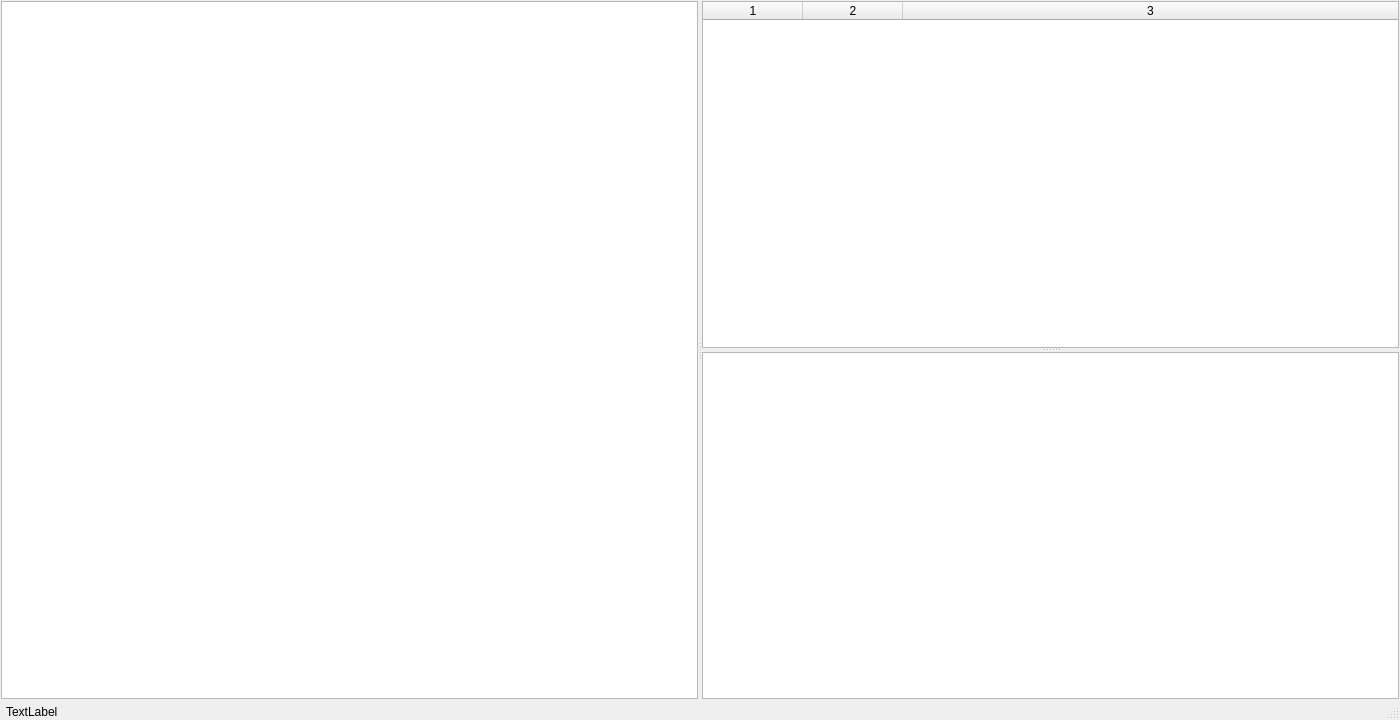
Qt form registryviewer.ui (pjrinaldi/wombatregistry) before a commit.
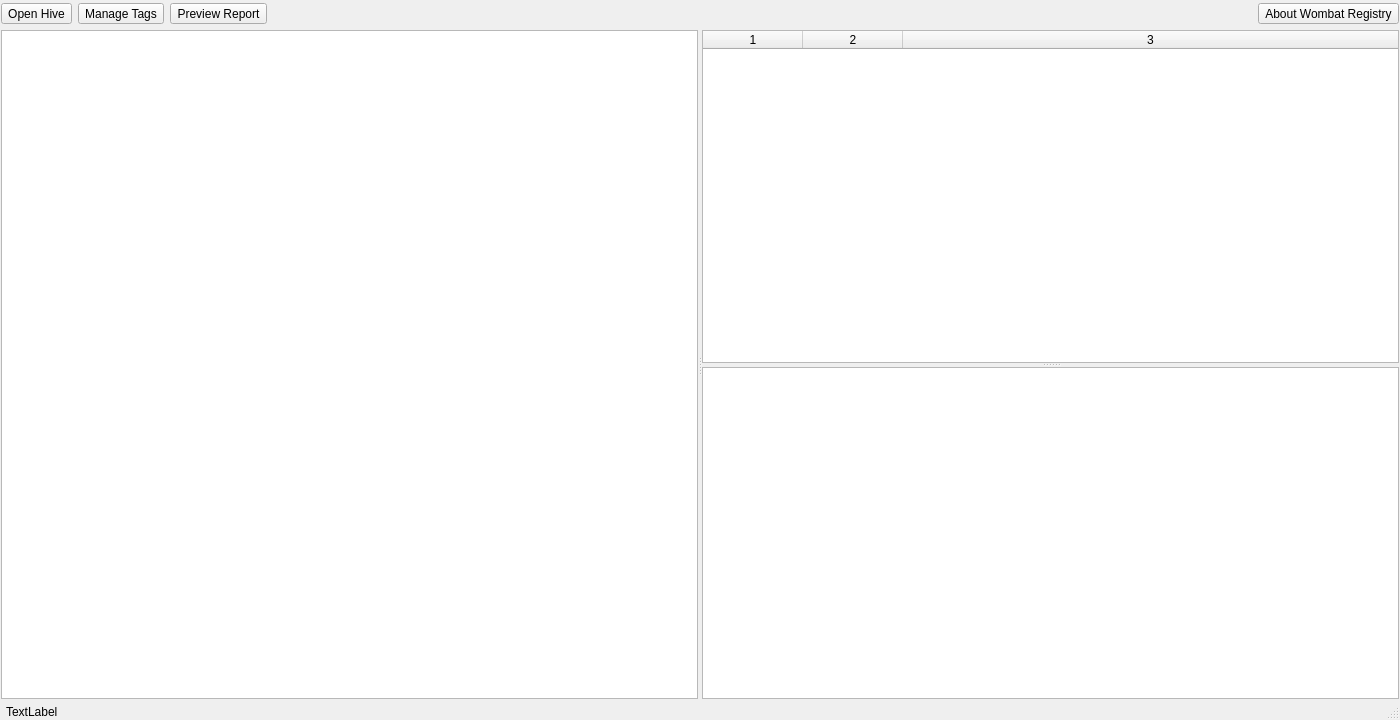
The same form after that commit. Icons and pictures are not drawn.

The edit to the form file:
```diff
--- a/registryviewer.ui
+++ b/registryviewer.ui
@@ -35,6 +35,103 @@
    <property name="bottomMargin">
     <number>1</number>
    </property>
+   <item>
+    <layout class="QHBoxLayout" name="horizontalLayout">
+     <property name="leftMargin">
+      <number>0</number>
+     </property>
+     <property name="topMargin">
+      <number>2</number>
+     </property>
+     <property name="rightMargin">
+      <number>0</number>
+     </property>
+     <property name="bottomMargin">
+      <number>0</number>
+     </property>
+     <item>
+      <widget class="QToolButton" name="openregfile">
+       <property name="text">
+        <string>Open Hive</string>
+       </property>
+       <property name="icon">
+        <iconset resource="../wombatregistry/registryviewer.qrc">
+         <normaloff>:/bar/Resources/folder-open.svg</normaloff>:/bar/Resources/folder-open.svg</iconset>
+       </property>
+       <property name="iconSize">
+        <size>
+         <width>32</width>
+         <height>32</height>
+        </size>
+       </property>
+      </widget>
+     </item>
+     <item>
+      <widget class="QToolButton" name="managetags">
+       <property name="text">
+        <string>Manage Tags</string>
+       </property>
+       <property name="icon">
+        <iconset resource="../wombatregistry/registryviewer.qrc">
+         <normaloff>:/bar/Resources/managetags.png</normaloff>:/bar/Resources/managetags.png</iconset>
+       </property>
+       <property name="iconSize">
+        <size>
+         <width>32</width>
+         <height>32</height>
+        </size>
+       </property>
+      </widget>
+     </item>
+     <item>
+      <widget class="QToolButton" name="previewreport">
+       <property name="text">
+        <string>Preview Report</string>
+       </property>
+       <property name="icon">
+        <iconset resource="../wombatregistry/registryviewer.qrc">
+         <normaloff>:/bar/Resources/reportpreview1.png</normaloff>:/bar/Resources/reportpreview1.png</iconset>
+       </property>
+       <property name="iconSize">
+        <size>
+         <width>32</width>
+         <height>32</height>
+        </size>
+       </property>
+      </widget>
+     </item>
+     <item>
+      <spacer name="horizontalSpacer">
+       <property name="orientation">
+        <enum>Qt::Horizontal</enum>
+       </property>
+       <property name="sizeHint" stdset="0">
+        <size>
+         <width>40</width>
+         <height>20</height>
+        </size>
+       </property>
+      </spacer>
+     </item>
+     <item>
+      <widget class="QToolButton" name="about">
+       <property name="text">
+        <string>About Wombat Registry</string>
+       </property>
+       <property name="icon">
+        <iconset resource="../wombatregistry/registryviewer.qrc">
+         <normaloff>:/Resources/help-contents.svg</normaloff>:/Resources/help-contents.svg</iconset>
+       </property>
+       <property name="iconSize">
+        <size>
+         <width>32</width>
+         <height>32</height>
+        </size>
+       </property>
+      </widget>
+     </item>
+    </layout>
+   </item>
    <item>
     <widget class="QSplitter" name="splitter_3">
      <property name="sizePolicy">
```
Left out of the diff: 6 changed lines with no effect on the pictures.
